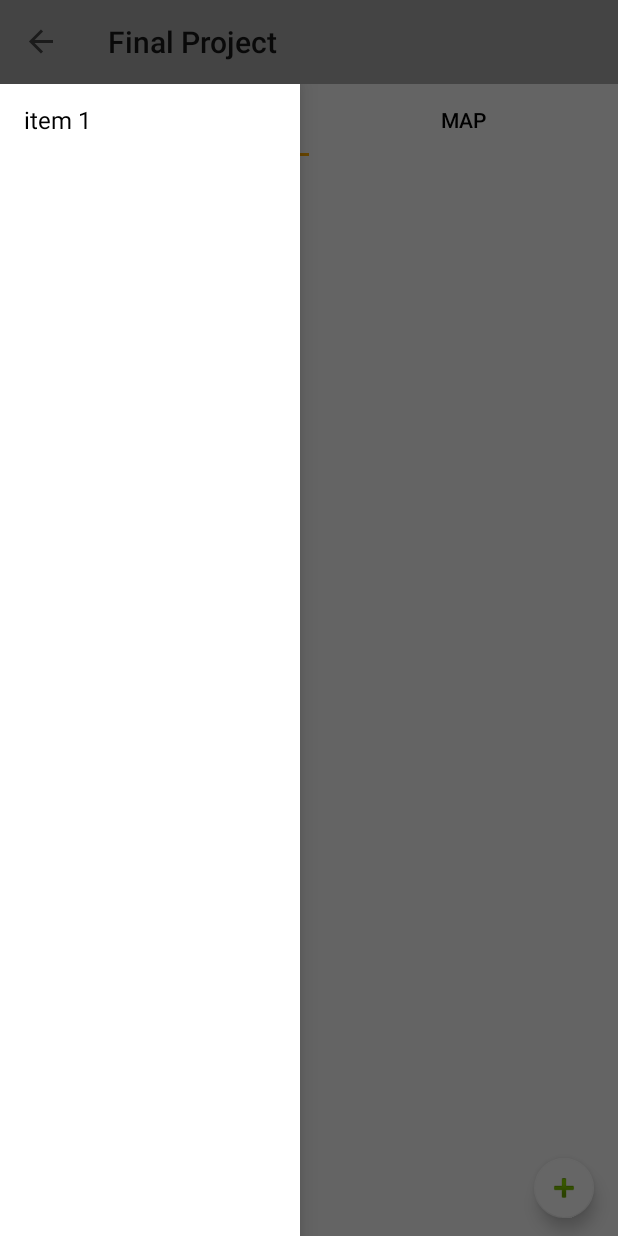
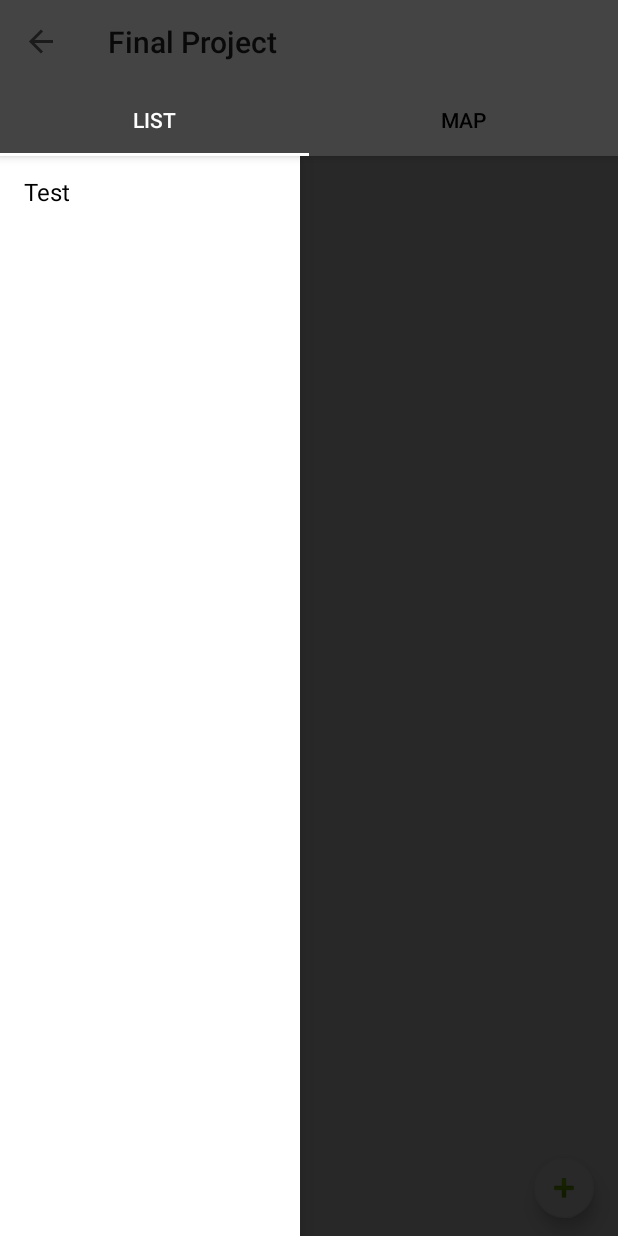
Before and after one commit to calvin-lo/MyTodo, an Android app: the screen it shows after launch (MainActivity), with the side drawer open, on a phone screen of 412 x 824 dp. Run offline under Robolectric (Android 15) with nearby library versions, the light colour scheme and no system bars; 2 statements that could not run were skipped.

Commit message:
update layout

```diff
--- a/FinalProject/app/build.gradle
+++ b/FinalProject/app/build.gradle
@@ -5,7 +5,7 @@ android {
     buildToolsVersion "23.0.3"
     defaultConfig {
         applicationId "com.uoit.calvin.finalproject"
-        minSdkVersion 14
+        minSdkVersion 16
         targetSdkVersion 23
         versionCode 1
         versionName "1.0"
--- a/FinalProject/app/src/main/java/com/uoit/calvin/finalproject/MainActivity.java
+++ b/FinalProject/app/src/main/java/com/uoit/calvin/finalproject/MainActivity.java
@@ -2,8 +2,9 @@ package com.uoit.calvin.finalproject;
 
 import android.content.Intent;
 import android.os.Bundle;
-import android.support.v4.app.FragmentManager;
-import android.support.v4.app.FragmentTransaction;
+import android.support.design.widget.TabLayout;
+import android.support.v4.app.ActivityCompat;
+import android.support.v4.view.ViewPager;
 import android.support.v4.widget.DrawerLayout;
 import android.support.v7.app.ActionBarDrawerToggle;
 import android.support.v7.app.AppCompatActivity;
@@ -14,42 +15,99 @@ import android.widget.Toast;
 
 public class MainActivity extends AppCompatActivity {
     DrawerLayout mDrawerLayout;
-    private String[] mPlanetTitles;;
-    private ListView mDrawerList;
-    FragmentManager mFragmentManager;
-    FragmentTransaction mFragmentTransaction;
-    static final int SAVING_DATA = 1;
+    ViewPagerAdapter adapter;
 
     @Override
     protected void onCreate(Bundle savedInstanceState) {
         super.onCreate(savedInstanceState);
         setContentView(R.layout.activity_main);
-        /**
-         *Setup
-         */
+
+        ActivityCompat.requestPermissions(this, new String[]{android.Manifest.permission.ACCESS_FINE_LOCATION}, 1);
+
+        setupTabLayout();
+        updateDrawer();
+    }
+
+    /*
+        Tab Layout
+    */
+    private void setupViewPager(ViewPager viewPager) {
+        adapter = new ViewPagerAdapter(getSupportFragmentManager());
+        adapter.addFragment(new PrimaryFragment(), getResources().getString(R.string.fragOne));
+        adapter.addFragment(new SecondFragment(), getResources().getString((R.string.fragTwo)));
+        viewPager.setAdapter(adapter);
+    }
+
+    public void setupTabLayout() {
+        ViewPager viewPager = (ViewPager) findViewById(R.id.viewpager);
+        setupViewPager(viewPager);
+
+        TabLayout tabLayout = (TabLayout) findViewById(R.id.tabs);
+        if (tabLayout != null) {
+            tabLayout.setupWithViewPager(viewPager);
+            //tabLayout.getTabAt(0).setIcon(R.drawable.ic_dns_white_24dp);
+            //tabLayout.getTabAt(1).setIcon(R.drawable.ic_donut_small_black_24dp);
+
+            tabLayout.setOnTabSelectedListener(
+                    new TabLayout.ViewPagerOnTabSelectedListener(viewPager) {
+                        @Override
+                        public void onTabSelected(TabLayout.Tab tab) {
+                            super.onTabSelected(tab);
+                            switch (tab.getPosition()) {
+                                case 0:
+                                    //tab.setIcon(R.drawable.ic_dns_white_24dp);
+                                    break;
+                                case 1:
+                                    //tab.setIcon(R.drawable.ic_donut_small_white_24dp);
+                                    break;
+                            }
+                        }
+
+                        @Override
+                        public void onTabUnselected(TabLayout.Tab tab) {
+                            super.onTabUnselected(tab);
+                            switch (tab.getPosition()) {
+                                case 0:
+                                    //tab.setIcon(R.drawable.ic_dns_black_24dp);
+                                    break;
+                                case 1:
+                                    //tab.setIcon(R.drawable.ic_donut_small_black_24dp);
+                                    break;
+                            }
+                        }
+
+                        @Override
+                        public void onTabReselected(TabLayout.Tab tab) {
+                            super.onTabReselected(tab);
+                        }
+                    }
+            );
+        }
+
+    }
+
+    /*
+        Drawer
+     */
+
+    public void updateDrawer() {
+        String[] mPlanetTitles;
+        ListView mDrawerList;
         mDrawerLayout = (DrawerLayout) findViewById(R.id.drawerLayout);
         mPlanetTitles = new String[1];
-        mPlanetTitles[0] = "item 1";
+        mPlanetTitles[0] = "Test";
 
         mDrawerList = (ListView) findViewById(R.id.left_drawer);
-        mDrawerList.setAdapter(new ArrayAdapter<>(this, R.layout.drawer, mPlanetTitles));
+        if (mDrawerList != null) {
+            mDrawerList.setAdapter(new ArrayAdapter<>(this, R.layout.drawer, mPlanetTitles));
+        }
 
 
-        mFragmentManager = getSupportFragmentManager();
-        mFragmentTransaction = mFragmentManager.beginTransaction();
-        mFragmentTransaction.replace(R.id.containerView, new TabFragment()).commit();
-
-
-
-        /**
-         * Setup Drawer Toggle of the Toolbar
-         */
+        //  Setup Drawer Toggle of the Toolbar
         android.support.v7.widget.Toolbar toolbar = (android.support.v7.widget.Toolbar) findViewById(R.id.toolbar);
-        ActionBarDrawerToggle mDrawerToggle = new ActionBarDrawerToggle(this, mDrawerLayout, toolbar, R.string.app_name,
-                R.string.app_name);
-        mDrawerLayout.setDrawerListener(mDrawerToggle);
+        ActionBarDrawerToggle mDrawerToggle = new ActionBarDrawerToggle(this, mDrawerLayout, toolbar, R.string.app_name, R.string.app_name);
+        mDrawerLayout.addDrawerListener(mDrawerToggle);
         mDrawerToggle.syncState();
-
     }
 
 
--- /dev/null
+++ b/FinalProject/app/src/main/java/com/uoit/calvin/finalproject/ViewPagerAdapter.java
@@ -0,0 +1,42 @@
+package com.uoit.calvin.finalproject;
+
+import android.support.v4.app.Fragment;
+import android.support.v4.app.FragmentManager;
+import android.support.v4.app.FragmentPagerAdapter;
+
+import java.util.ArrayList;
+import java.util.List;
+
+class ViewPagerAdapter extends FragmentPagerAdapter {
+    private final List<Fragment> mFragmentList = new ArrayList<>();
+    private final List<String> mFragmentTitleList = new ArrayList<>();
+
+    ViewPagerAdapter(FragmentManager manager) {
+        super(manager);
+    }
+
+    @Override
+    public Fragment getItem(int position) {
+        return mFragmentList.get(position);
+    }
+
+    @Override
+    public int getCount() {
+        return mFragmentList.size();
+    }
+
+    void addFragment(Fragment fragment, String title) {
+        mFragmentList.add(fragment);
+        mFragmentTitleList.add(title);
+    }
+
+    @Override
+    public CharSequence getPageTitle(int position) {
+        return mFragmentTitleList.get(position);
+    }
+
+    @Override
+    public int getItemPosition(Object object) {
+        return POSITION_NONE;
+    }
+}
--- a/FinalProject/app/src/main/res/layout/activity_main.xml
+++ b/FinalProject/app/src/main/res/layout/activity_main.xml
@@ -7,13 +7,27 @@
     android:fitsSystemWindows="true"
     android:orientation="vertical">
 
-    <android.support.v7.widget.Toolbar
-        xmlns:android="http://schemas.android.com/apk/res/android"
+    <android.support.design.widget.AppBarLayout
         android:layout_width="match_parent"
-        android:layout_height="wrap_content"
-        android:id="@+id/toolbar"
-        android:background="@color/LightGray"
-        app:title="@string/app_name"/>
+        android:layout_height="wrap_content">
+
+        <android.support.v7.widget.Toolbar
+            xmlns:android="http://schemas.android.com/apk/res/android"
+            android:layout_width="match_parent"
+            android:layout_height="wrap_content"
+            android:id="@+id/toolbar"
+            app:title="@string/app_name"/>
+
+        <android.support.design.widget.TabLayout
+            android:id="@+id/tabs"
+            android:layout_width="match_parent"
+            android:layout_height="wrap_content"
+            app:tabIndicatorColor="@color/white"
+            app:tabSelectedTextColor="@color/white"
+            app:tabTextColor="@color/black"
+            app:tabGravity="fill"
+            app:tabMode="fixed"/>
+    </android.support.design.widget.AppBarLayout>
 
     <android.support.v4.widget.DrawerLayout
         xmlns:android="http://schemas.android.com/apk/res/android"
@@ -22,6 +36,13 @@
         android:layout_width="match_parent"
         android:id="@+id/drawerLayout"
         >
+
+        <android.support.v4.view.ViewPager
+            android:id="@+id/viewpager"
+            android:layout_width="match_parent"
+            android:layout_height="match_parent"
+            app:layout_behavior="@string/appbar_scrolling_view_behavior"/>
+
         <FrameLayout
             android:orientation="vertical"
             android:layout_width="match_parent"
--- a/FinalProject/app/src/main/res/values/strings.xml
+++ b/FinalProject/app/src/main/res/values/strings.xml
@@ -1,7 +1,9 @@
 <resources>
     <string name="app_name">Final Project</string>
     <string name="visual">Visual</string>
-    <string name="taskInstruction">Enter your task here...</string>
+    <string name="taskInstruction">Add a new task</string>
     <string name="task">Tasks</string>
     <string name="title_activity_maps">Map</string>
+    <string name="fragOne">List</string>
+    <string name="fragTwo">Map</string>
 </resources>
```
Also changed, not shown: FinalProject/app/src/main/AndroidManifest.xml (+7 -5 lines), FinalProject/app/src/main/java/com/uoit/calvin/finalproject/MapsActivity.java (deleted, +0 -46 lines), FinalProject/app/src/main/java/com/uoit/calvin/finalproject/SecondFragment.java (+6 -6 lines), FinalProject/app/src/main/res/layout/activity_maps.xml (deleted, +0 -8 lines).
